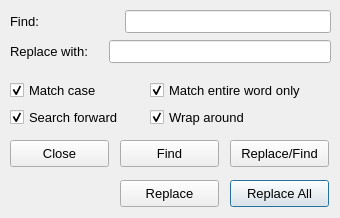
This is tools/debug/UI/Replace.ui in TrickPlay/Trickplay as Qt 5 draws it before an edit. The edited form follows.
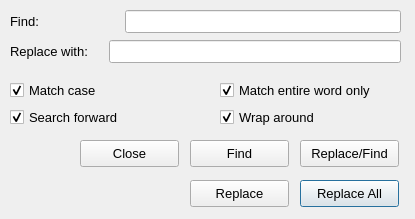
This is the edited form.

Commit message: [debugger] added search/replace command into main menu

```diff
--- a/tools/debug/UI/Replace.ui
+++ b/tools/debug/UI/Replace.ui
@@ -6,8 +6,8 @@
    <rect>
     <x>0</x>
     <y>0</y>
-    <width>340</width>
-    <height>218</height>
+    <width>415</width>
+    <height>219</height>
    </rect>
   </property>
   <property name="font">
@@ -26,7 +26,7 @@
     <rect>
      <x>10</x>
      <y>10</y>
-     <width>321</width>
+     <width>391</width>
      <height>28</height>
     </rect>
    </property>
@@ -61,7 +61,7 @@
   <widget class="QWidget" name="verticalLayoutWidget_2">
    <property name="geometry">
     <rect>
-     <x>150</x>
+     <x>220</x>
      <y>80</y>
      <width>181</width>
      <height>50</height>
@@ -127,7 +127,7 @@
     <rect>
      <x>10</x>
      <y>40</y>
-     <width>321</width>
+     <width>391</width>
      <height>28</height>
     </rect>
    </property>
@@ -162,7 +162,7 @@
   <widget class="QPushButton" name="pushButton_replaceAll">
    <property name="geometry">
     <rect>
-     <x>230</x>
+     <x>300</x>
      <y>180</y>
      <width>99</width>
      <height>27</height>
@@ -175,7 +175,7 @@
   <widget class="QPushButton" name="pushButton_replace">
    <property name="geometry">
     <rect>
-     <x>120</x>
+     <x>190</x>
      <y>180</y>
      <width>99</width>
      <height>27</height>
@@ -188,7 +188,7 @@
   <widget class="QPushButton" name="pushButton_replaceFind">
    <property name="geometry">
     <rect>
-     <x>230</x>
+     <x>300</x>
      <y>140</y>
      <width>99</width>
      <height>27</height>
@@ -201,7 +201,7 @@
   <widget class="QPushButton" name="pushButton_find">
    <property name="geometry">
     <rect>
-     <x>120</x>
+     <x>190</x>
      <y>140</y>
      <width>99</width>
      <height>27</height>
@@ -214,7 +214,7 @@
   <widget class="QPushButton" name="pushButton_close">
    <property name="geometry">
     <rect>
-     <x>10</x>
+     <x>80</x>
      <y>140</y>
      <width>99</width>
      <height>27</height>
@@ -224,6 +224,24 @@
     <string>Close</string>
    </property>
   </widget>
+  <widget class="QLabel" name="notification">
+   <property name="geometry">
+    <rect>
+     <x>10</x>
+     <y>180</y>
+     <width>161</width>
+     <height>26</height>
+    </rect>
+   </property>
+   <property name="font">
+    <font>
+     <pointsize>10</pointsize>
+    </font>
+   </property>
+   <property name="text">
+    <string/>
+   </property>
+  </widget>
  </widget>
  <resources/>
  <connections/>
```
The commit also changes 9 other files.
